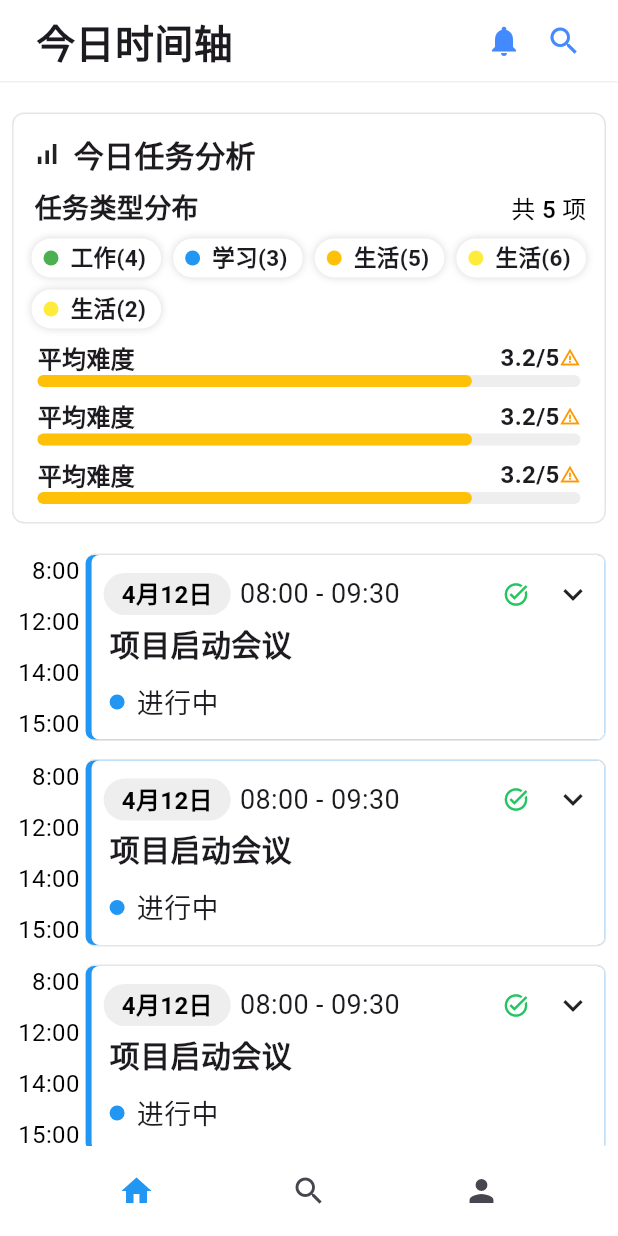
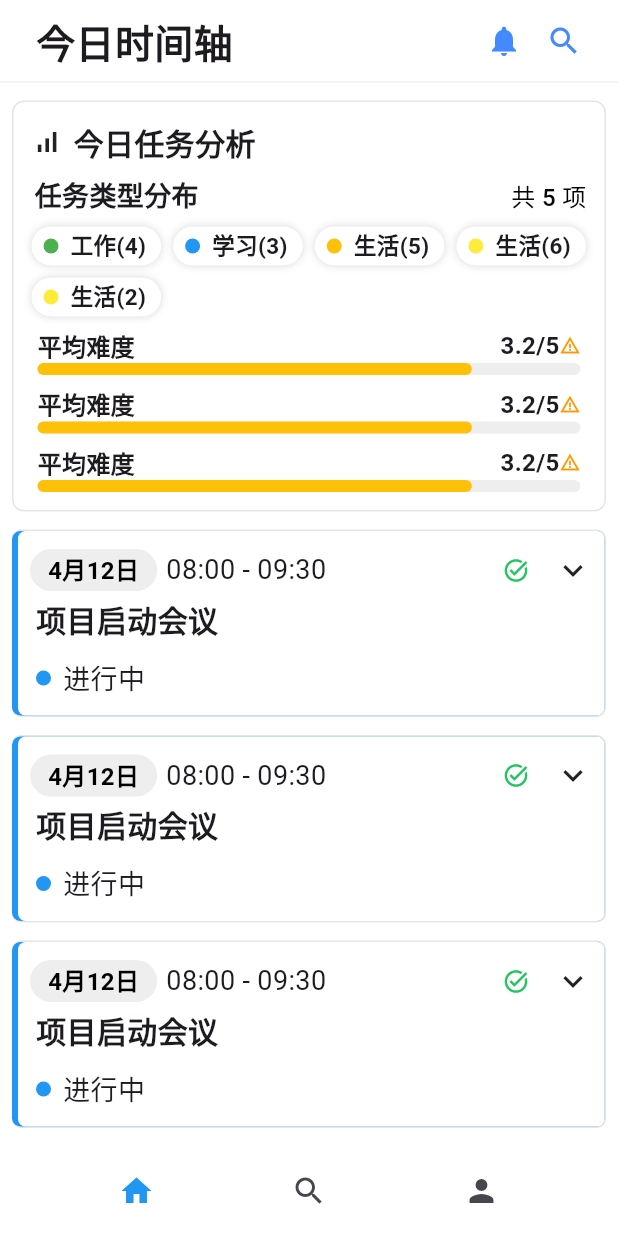
Before and after one commit to cnsource/DailyPlan, a Flutter app: the screen it shows after launch, on a phone screen of 412 x 824 dp. Run offline on Flutter 3.47's test engine with Material 3 defaults, Android fonts, the light colour scheme and no system bars; our stand-ins replace go_router.

Commit message:
fix: 调整间距

```diff
--- a/lib/components/daily_anaylizer_card.dart
+++ b/lib/components/daily_anaylizer_card.dart
@@ -16,7 +16,7 @@ class _DailyAnalyzerCardState extends State<DailyAnalyzerCard> {
   @override
   Widget build(BuildContext context) {
     return Padding(
-      padding: EdgeInsets.all(8),
+      padding: EdgeInsets.symmetric(horizontal: 8),
       child: Container(
         padding: EdgeInsets.all(12),
         decoration: BoxDecoration(
--- a/lib/page/timeline/timeline-task-item.dart
+++ b/lib/page/timeline/timeline-task-item.dart
@@ -16,39 +16,15 @@ class _TimeLineTaskItemState extends State<TimeLineTaskItem> {
   @override
   Widget build(BuildContext context) {
     return Container(
-      padding: EdgeInsets.only(left: 12, right: 8),
+      padding: EdgeInsets.only(left: 8, right: 8),
       child: IntrinsicHeight(
         // 使用 IntrinsicHeight 强制子组件高度一致
         child: Row(
           crossAxisAlignment: CrossAxisAlignment.stretch, // 使 Row 的子组件充满父容器的高度
           children: [
-            Column(
-              // 时间轴
-              mainAxisAlignment: MainAxisAlignment.spaceBetween,
-              crossAxisAlignment: CrossAxisAlignment.end,
-              children: [
-                // 以后改成动态列表，展开状态下展示 n 个时间值，折叠状态下展示起始时间和结束时间
-                Text(
-                  "8:00",
-                  style: TextStyle(fontSize: 16, color: Colors.black),
-                ),
-                Text(
-                  "12:00",
-                  style: TextStyle(fontSize: 16, color: Colors.black),
-                ),
-                Text(
-                  "14:00",
-                  style: TextStyle(fontSize: 16, color: Colors.black),
-                ),
-                Text(
-                  "15:00",
-                  style: TextStyle(fontSize: 16, color: Colors.black),
-                ),
-              ],
-            ),
             Expanded(
               child: Padding(
-                padding: EdgeInsets.only(left: 4),
+                padding: EdgeInsets.only(left: 0),
                 child: Container(
                   decoration: BoxDecoration(
                     color: Colors.blue,
```
